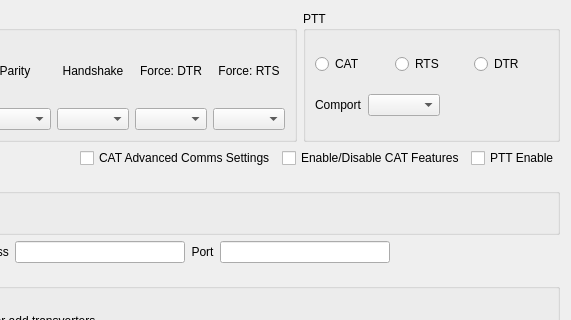
This is mqt/MqtRigControl/rigsetupform.ui in Rsclub22/Minos2-Mirror as Qt 5 draws it before an edit; both pictures show x 620 to 1191 and y 0 to 320 of the 1191 by 433 pixel window. The edited form follows.
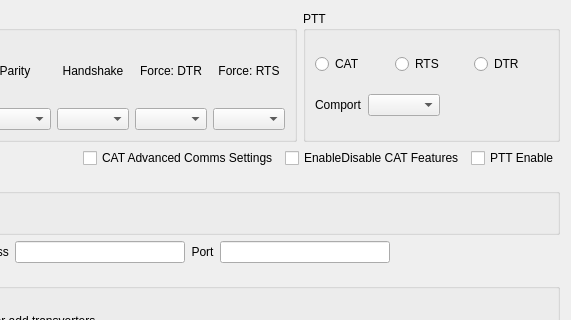
This is the edited form. Custom widgets are drawn as their Qt base class.

Commit message: get cat feature checkboxes working

What changed in the file:
```diff
--- a/mqt/MqtRigControl/rigsetupform.ui
+++ b/mqt/MqtRigControl/rigsetupform.ui
@@ -342,7 +342,7 @@
          <item>
           <widget class="QCheckBox" name="enableCatFeatures">
            <property name="text">
-            <string>Enable/Disable CAT Features</string>
+            <string>EnableDisable CAT Features</string>
            </property>
           </widget>
          </item>
```
Left out of the diff: 10 changed lines with no effect on the pictures. The commit also changes 3 other files.
